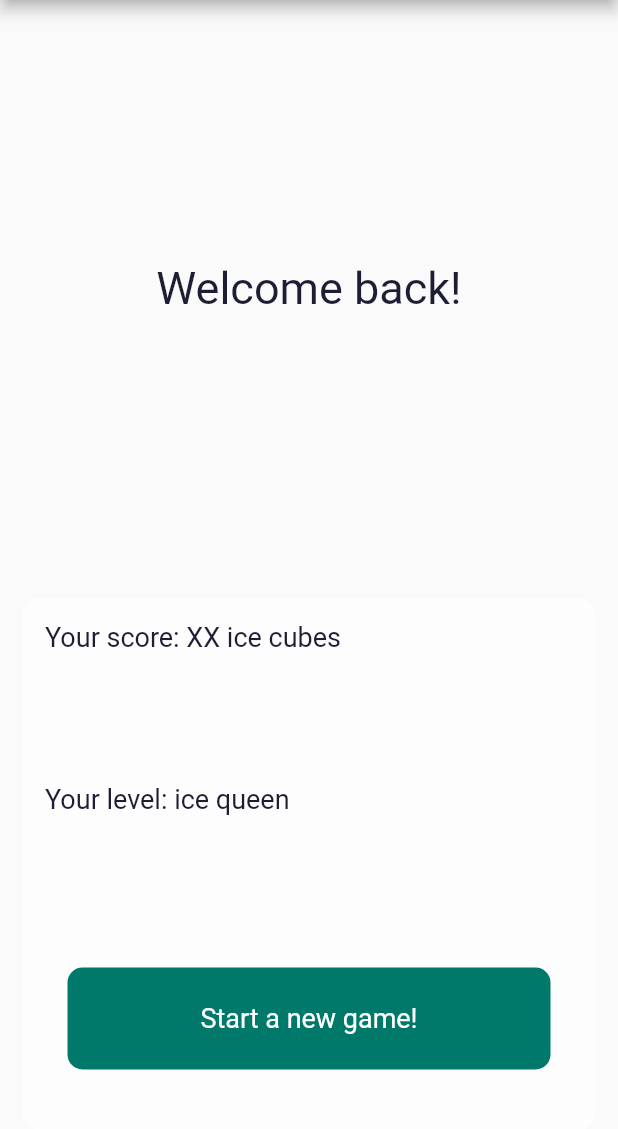
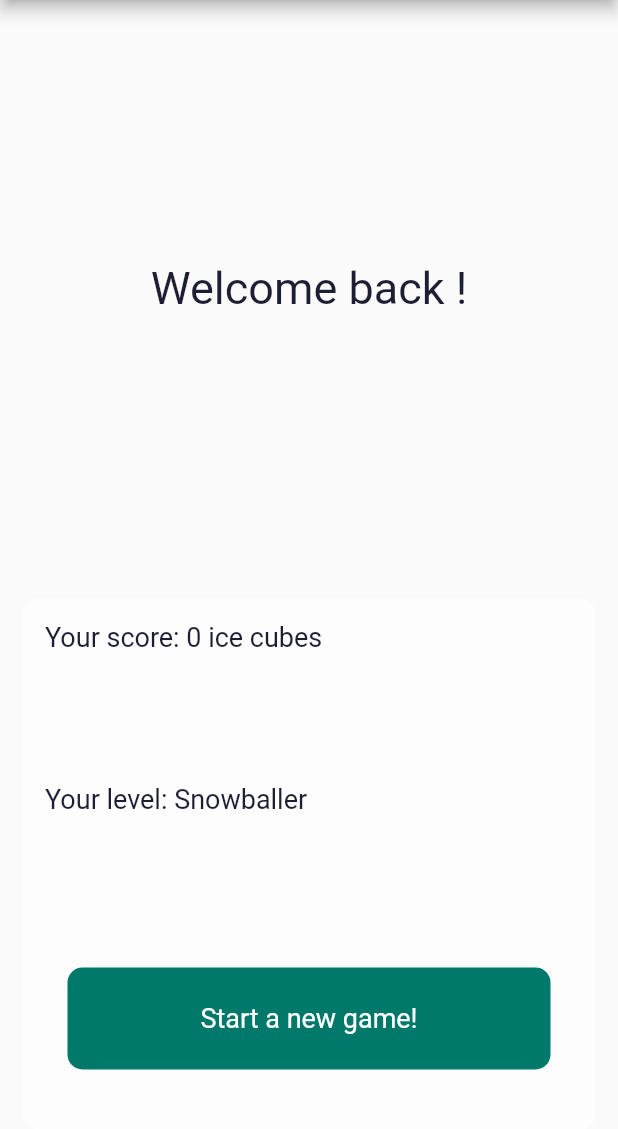
Before and after one commit to marliessophie/eq_ed, a Flutter app: the HomeScreen screen opened by its route, on a phone screen of 412 x 824 dp, the part 84-1213 px from its top. Run offline on Flutter 3.47's test engine with Material 2 defaults, Android fonts, the light colour scheme and no system bars; our stand-ins replace cloud_firestore, firebase_auth, firebase_core, flutter_signin_button, google_sign_in, modal_progress_hud_nsn; accounts and stored records are empty.

Commit message:
Added Scorer component class to keep track of user score and level. Included Cloud Firestore to hold user game data

```diff
--- /dev/null
+++ b/lib/components/navigate.dart
@@ -0,0 +1,16 @@
+import 'package:eq_ed/screens/email_login_screen.dart';
+import 'package:eq_ed/screens/home_screen.dart';
+import 'package:eq_ed/screens/info_screen.dart';
+import 'package:eq_ed/screens/register_screen.dart';
+import 'package:eq_ed/screens/welcome_screen.dart';
+import 'package:flutter/material.dart';
+
+class Navigate {
+  static Map<String, Widget Function(BuildContext)> routes = {
+    WelcomeScreen.id: (context) => WelcomeScreen(),
+    HomeScreen.id: (context) => HomeScreen(),
+    RegisterScreen.id: (context) => RegisterScreen(),
+    EmailLoginScreen.id: (context) => EmailLoginScreen(),
+    InfoScreen.id: (context) => InfoScreen()
+  };
+}
--- /dev/null
+++ b/lib/components/scorer.dart
@@ -0,0 +1,14 @@
+// TODO: define the levels further
+
+class Scorer {
+  static Map<int, String> levels = {
+    0: 'Newbie',
+    100: 'Snowballer',
+    200: 'Ice Champ'
+  };
+
+  static String getLevel(int score) {
+    score = score + (100 - score % 100);
+    return levels[score] ?? 'error';
+  }
+}
--- a/lib/screens/home_screen.dart
+++ b/lib/screens/home_screen.dart
@@ -1,5 +1,6 @@
 import 'package:cloud_firestore/cloud_firestore.dart';
 import 'package:eq_ed/components/reusable_card.dart';
+import 'package:eq_ed/components/scorer.dart';
 import 'package:eq_ed/constants.dart';
 import 'package:eq_ed/screens/welcome_screen.dart';
 import 'package:flutter/material.dart';
@@ -18,7 +19,9 @@ class _HomeScreenState extends State<HomeScreen> {
   final _auth = FirebaseAuth.instance;
   final _firestore = FirebaseFirestore.instance;
   late User loggedInUser;
-  late dynamic userName;
+  String userName = 'friend';
+  int score = 0;
+  String level = 'ice queen';
 
   @override
   void initState() {
@@ -31,7 +34,6 @@ class _HomeScreenState extends State<HomeScreen> {
       final user = await _auth.currentUser;
       if (user != null) {
         loggedInUser = user;
-        print('get here');
         print(loggedInUser.uid);
         _firestore
             .collection('user_data')
@@ -39,7 +41,11 @@ class _HomeScreenState extends State<HomeScreen> {
             .get()
             .then((DocumentSnapshot value) {
           if (value.exists) {
-            userName = value['user_name'];
+            setState(() {
+              userName = value['user_name'].toString();
+              score = value['score'].toInt();
+              level = Scorer.getLevel(score);
+            });
           }
         });
       }
@@ -78,7 +84,7 @@ class _HomeScreenState extends State<HomeScreen> {
                 crossAxisAlignment: CrossAxisAlignment.center,
                 children: <Widget>[
                   Text(
-                    'Welcome back!',
+                    'Welcome back $userName!',
                     style: kNormalTextStyle.copyWith(
                       fontSize: 30.0,
                     ),
@@ -96,15 +102,15 @@ class _HomeScreenState extends State<HomeScreen> {
                   crossAxisAlignment: CrossAxisAlignment.stretch,
                   children: <Widget>[
                     Expanded(
-                      child: Text('Your score: XX ice cubes',
+                      child: Text('Your score: $score ice cubes',
                           style: kNormalTextStyle),
                     ),
                     SizedBox(
                       height: 10.0,
                     ),
                     Expanded(
-                      child: Text('Your level: ice queen',
-                          style: kNormalTextStyle),
+                      child:
+                          Text('Your level: $level', style: kNormalTextStyle),
                     ),
                     SizedBox(
                       height: 10.0,
--- a/lib/screens/register_screen.dart
+++ b/lib/screens/register_screen.dart
@@ -163,6 +163,7 @@ class _RegisterScreenState extends State<RegisterScreen> {
                                     .doc(loggedInUser.uid)
                                     .set({
                                   'user_name': userName,
+                                  'score': 0,
                                 });
                                 Navigator.pushNamed(context, HomeScreen.id);
                               }
--- a/pubspec.yaml
+++ b/pubspec.yaml
@@ -20,6 +20,7 @@ dependencies:
   firebase_auth: ^1.4.1
   cloud_firestore: ^2.2.2
   modal_progress_hud_nsn: ^0.1.0-nullsafety-1
+  google_sign_in: ^5.0.4
 
 dev_dependencies:
   flutter_test:
```
Also changed, not shown: lib/components/firebase_service.dart (added, +30 -0 lines), lib/main.dart (+2 -15 lines), lib/screens/info_screen.dart (+42 -0 lines), lib/screens/welcome_screen.dart (+57 -1 lines), pubspec.lock, 3 other files.
